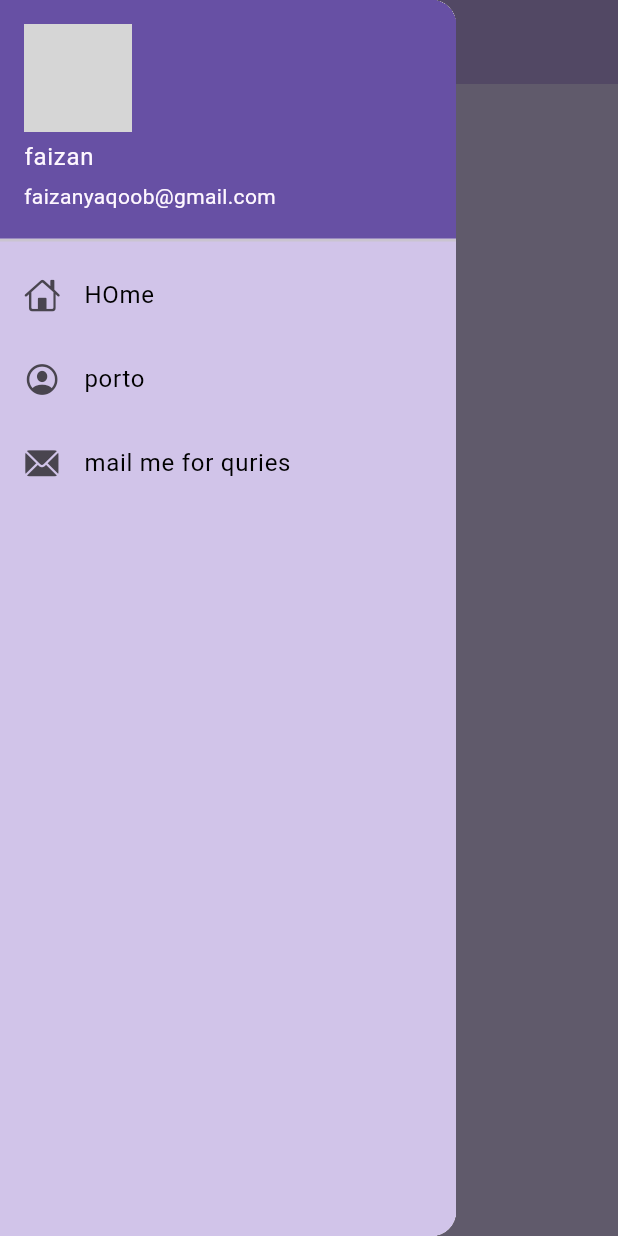
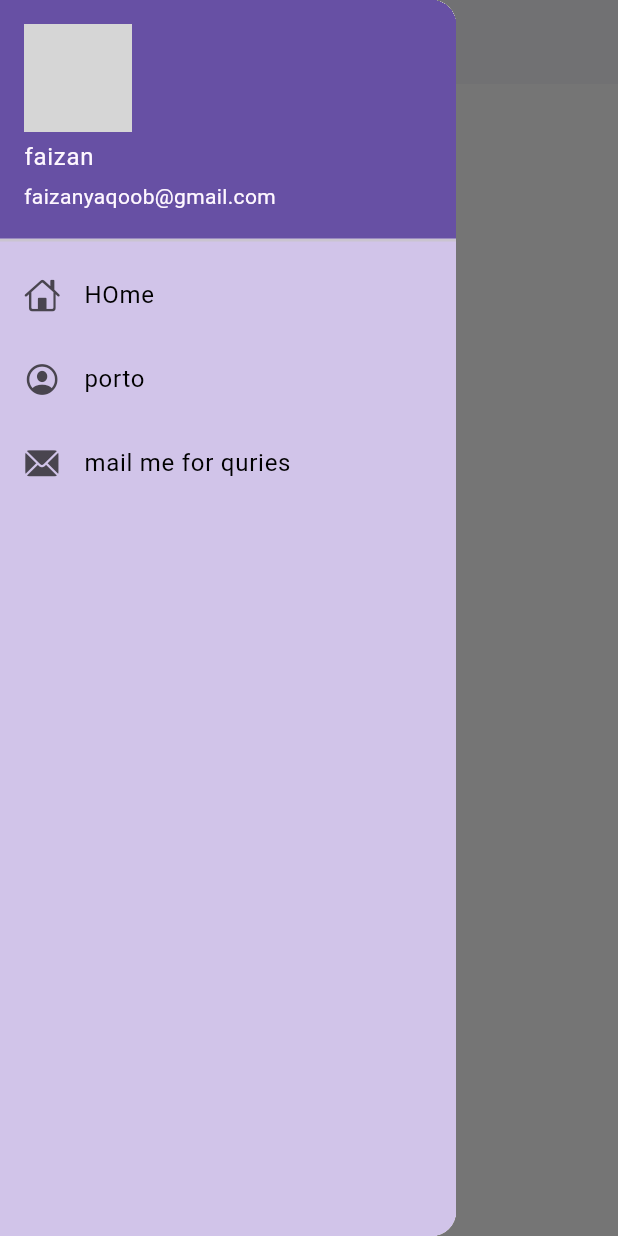
Before and after one commit to Faizanyaqoob560/login_UI, a Flutter app: the screen it shows after launch, with the side drawer open, on a phone screen of 412 x 824 dp. Run offline on Flutter 3.47's test engine with Material 3 defaults, Android fonts, the phone set to English and light mode, and no system bars; network calls fail; grey boxes are pictures that could not be loaded.

Commit message:
day-10 completed

```diff
--- a/lib/home_page.dart
+++ b/lib/home_page.dart
@@ -9,9 +9,10 @@ class Homepage extends StatelessWidget {
   @override
   Widget build(BuildContext context) {
     return Scaffold(
-      backgroundColor: Colors.deepPurple.shade100,
+      backgroundColor: Colors.white,
       appBar: AppBar(
-        backgroundColor: Colors.deepPurple.shade200,
+        elevation: 1.1,
+        backgroundColor: Colors.white,
         centerTitle: true,
         title: Text("catalog app"),
       ),
--- a/lib/main.dart
+++ b/lib/main.dart
@@ -2,6 +2,7 @@ import 'package:flutter/material.dart';
 import 'package:flutter_application_1/home_page.dart';
 import 'package:flutter_application_1/screens/login_page.dart';
 import 'package:flutter_application_1/utills/routes.dart';
+import 'package:flutter_application_1/widgets/themes.dart';
 
 void main() {
   runApp(MyApp());
@@ -11,6 +12,10 @@ class MyApp extends StatelessWidget {
   @override
   Widget build(BuildContext context) {
     return MaterialApp(
+      themeMode: ThemeMode.light,
+      darkTheme: ThemeData(
+        brightness: Brightness.dark,
+      ),
       debugShowCheckedModeBanner: false,
       initialRoute: "/home",
       routes: {
--- a/lib/screens/login_page.dart
+++ b/lib/screens/login_page.dart
@@ -14,7 +14,7 @@ class _LoginpageState extends State<Loginpage> {
   final _formKey = GlobalKey<FormState>();
 
   moveToHome(BuildContext context) async {
-  if (_formKey.currentState!.validate()) {
+    if (_formKey.currentState!.validate()) {
       setState(() {
         changeButton = true;
       });
```
Also changed, not shown: lib/models/catalog.dart (added, +29 -0 lines), lib/widgets/themes.dart (added, +16 -0 lines).
